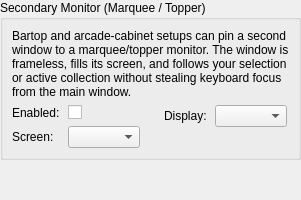
Old version of the form src/ui/dialogs/settings/marqueepanel.ui in the repository EtherAura/Kartend.
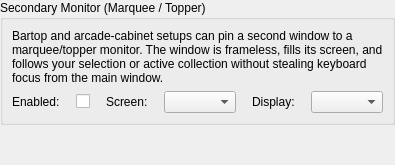
New version of the form.

Commit message: feat(settings): pack section fields into even multi-column grids

The edit to the form file:
```diff
--- a/src/ui/dialogs/settings/marqueepanel.ui
+++ b/src/ui/dialogs/settings/marqueepanel.ui
@@ -19,22 +19,9 @@
        </widget>
       </item>
       <item>
-       <layout class="QHBoxLayout" name="marqueeRowLayout">
-        <property name="spacing"><number>24</number></property>
-        <item>
-         <widget class="QWidget" name="marqueeColLeft" native="true">
-          <property name="sizePolicy">
-           <sizepolicy hsizetype="Expanding" vsizetype="Preferred"><horstretch>0</horstretch><verstretch>0</verstretch></sizepolicy>
-          </property>
-          <layout class="QFormLayout" name="marqueeFormLeft">
-           <property name="formAlignment"><set>Qt::AlignmentFlag::AlignLeft|Qt::AlignmentFlag::AlignTop</set></property>
-           <property name="horizontalSpacing"><number>8</number></property>
+       <layout class="QGridLayout" name="marqueeFormLayout">
+        <property name="horizontalSpacing"><number>16</number></property>
            <property name="verticalSpacing"><number>6</number></property>
-           <property name="leftMargin"><number>0</number></property>
-           <property name="topMargin"><number>0</number></property>
-           <property name="rightMargin"><number>0</number></property>
-           <property name="bottomMargin"><number>0</number></property>
-           <property name="fieldGrowthPolicy"><enum>QFormLayout::FieldGrowthPolicy::FieldsStayAtSizeHint</enum></property>
            <item row="0" column="0">
             <widget class="QLabel" name="marqueeEnabledLabel">
              <property name="text"><string>Enabled:</string></property>
@@ -45,46 +32,26 @@
              <property name="toolTip"><string>Open a frameless window on the selected screen showing the current item's artwork (or the active collection's icon).</string></property>
             </widget>
            </item>
-           <item row="1" column="0">
+        <item row="0" column="2">
             <widget class="QLabel" name="marqueeScreenLabel">
              <property name="text"><string>Screen:</string></property>
             </widget>
            </item>
-           <item row="1" column="1">
+        <item row="0" column="3">
             <widget class="QComboBox" name="marqueeScreenComboBox">
              <property name="minimumWidth"><number>140</number></property>
              <property name="toolTip"><string>Which physical screen to display the marquee on. If the chosen screen is unplugged later, Kartend falls back to the primary screen.</string></property>
             </widget>
            </item>
-          </layout>
-         </widget>
-        </item>
-        <item>
-         <widget class="QWidget" name="marqueeColRight" native="true">
-          <property name="sizePolicy">
-           <sizepolicy hsizetype="Expanding" vsizetype="Preferred"><horstretch>0</horstretch><verstretch>0</verstretch></sizepolicy>
-          </property>
-          <layout class="QFormLayout" name="marqueeFormRight">
-           <property name="formAlignment"><set>Qt::AlignmentFlag::AlignLeft|Qt::AlignmentFlag::AlignTop</set></property>
-           <property name="horizontalSpacing"><number>8</number></property>
-           <property name="verticalSpacing"><number>6</number></property>
-           <property name="leftMargin"><number>0</number></property>
-           <property name="topMargin"><number>0</number></property>
-           <property name="rightMargin"><number>0</number></property>
-           <property name="bottomMargin"><number>0</number></property>
-           <property name="fieldGrowthPolicy"><enum>QFormLayout::FieldGrowthPolicy::FieldsStayAtSizeHint</enum></property>
-           <item row="0" column="0">
+        <item row="0" column="4">
             <widget class="QLabel" name="marqueeModeLabel">
              <property name="text"><string>Display:</string></property>
             </widget>
            </item>
-           <item row="0" column="1">
+        <item row="0" column="5">
             <widget class="QComboBox" name="marqueeModeComboBox">
              <property name="minimumWidth"><number>140</number></property>
              <property name="toolTip"><string>What the marquee shows. Item Artwork follows your selection; Collection Icon shows the current collection's icon (useful as a stable banner that doesn't flicker as you scroll).</string></property>
-            </widget>
-           </item>
-          </layout>
          </widget>
         </item>
        </layout>
```
Lines whose indentation alone changed are shown as unchanged. The commit also changes 19 other files.
